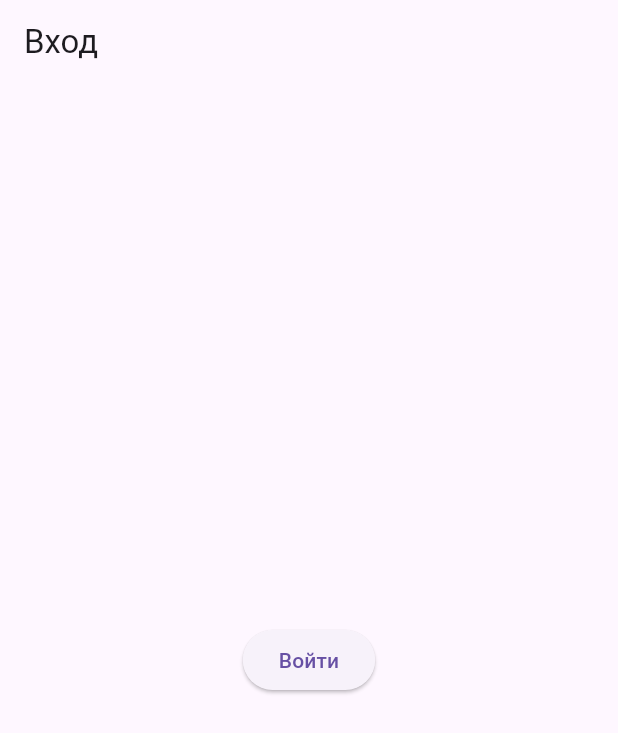
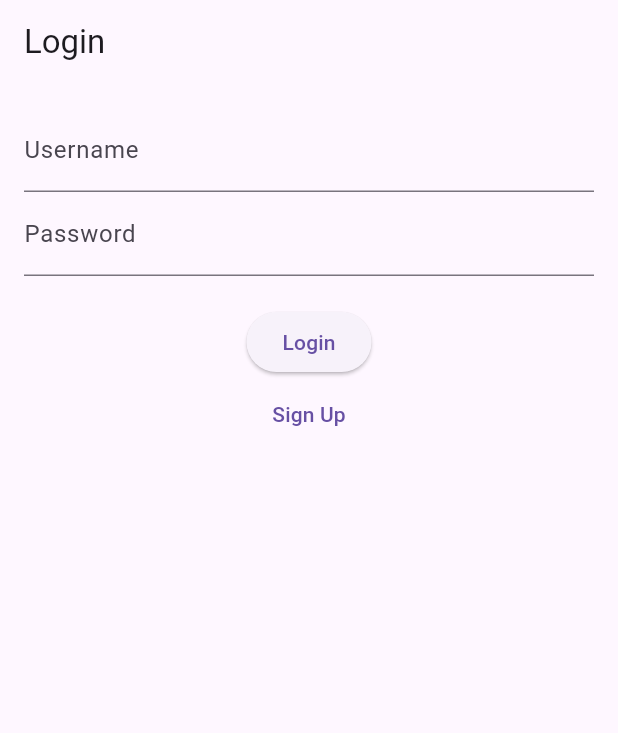
Before and after one commit to Dhilm/flutter_storage_app, a Flutter app: the screen it shows after launch, on a phone screen of 412 x 824 dp. Shown: the top 733 px of the screen. Run offline on Flutter 3.47's test engine with Material 3 defaults, Android fonts, the phone set to English and light mode, and no system bars; our stand-ins replace shared_preferences.

Commit message:
feat: add LoginPage with SharedPreferences login logic

```diff
--- a/lib/pages/login_page.dart
+++ b/lib/pages/login_page.dart
@@ -1,16 +1,37 @@
 import 'package:flutter/material.dart';
+import 'package:shared_preferences/shared_preferences.dart';
 
 class LoginPage extends StatelessWidget {
+  final TextEditingController _username = TextEditingController();
+  final TextEditingController _password = TextEditingController();
+
+  void _login(BuildContext context) async {
+    SharedPreferences prefs = await SharedPreferences.getInstance();
+    String? savedUser = prefs.getString('username');
+    String? savedPass = prefs.getString('password');
+
+    if (_username.text == savedUser && _password.text == savedPass) {
+      ScaffoldMessenger.of(context).showSnackBar(SnackBar(content: Text('Login successful!')));
+      Navigator.pushNamed(context, '/file');
+    } else {
+      ScaffoldMessenger.of(context).showSnackBar(SnackBar(content: Text('Login failed.')));
+    }
+  }
+
   @override
   Widget build(BuildContext context) {
     return Scaffold(
-      appBar: AppBar(title: Text('Вход')),
-      body: Center(
-        child: ElevatedButton(
-          child: Text('Войти'),
-          onPressed: () {
-            Navigator.pushNamed(context, '/home');
-          },
+      appBar: AppBar(title: Text('Login')),
+      body: Padding(
+        padding: EdgeInsets.all(16),
+        child: Column(
+          children: [
+            TextField(controller: _username, decoration: InputDecoration(labelText: 'Username')),
+            TextField(controller: _password, decoration: InputDecoration(labelText: 'Password'), obscureText: true),
+            SizedBox(height: 20),
+            ElevatedButton(onPressed: () => _login(context), child: Text('Login')),
+            TextButton(onPressed: () => Navigator.pushNamed(context, '/signup'), child: Text('Sign Up')),
+          ],
         ),
       ),
     );
```
